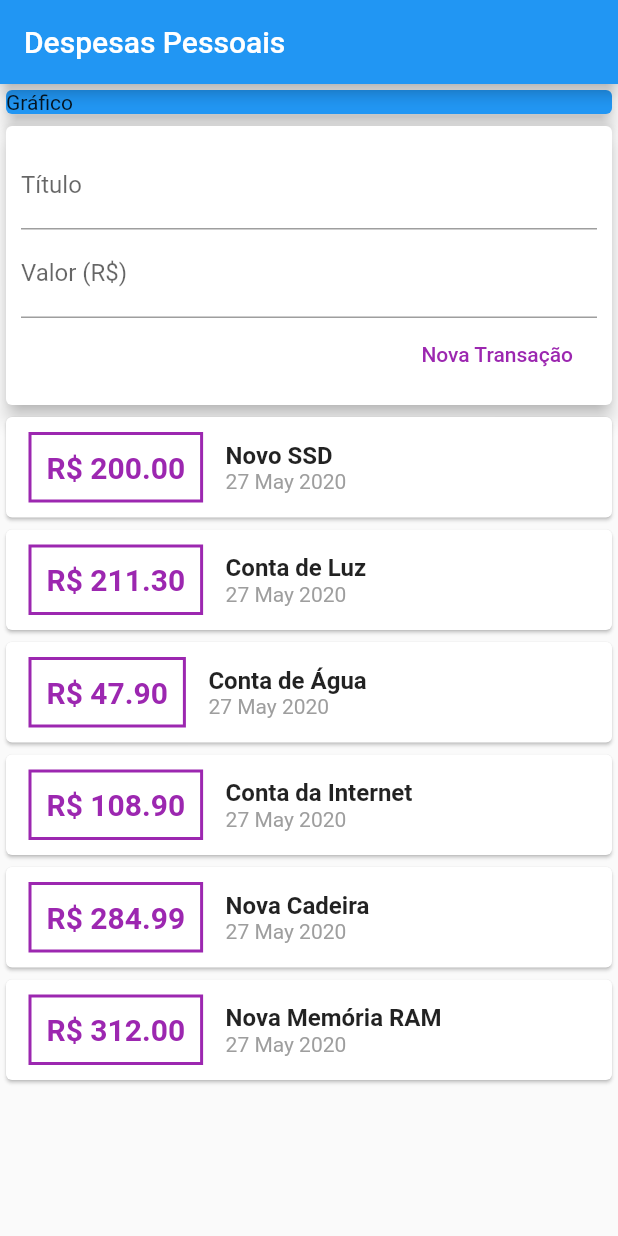
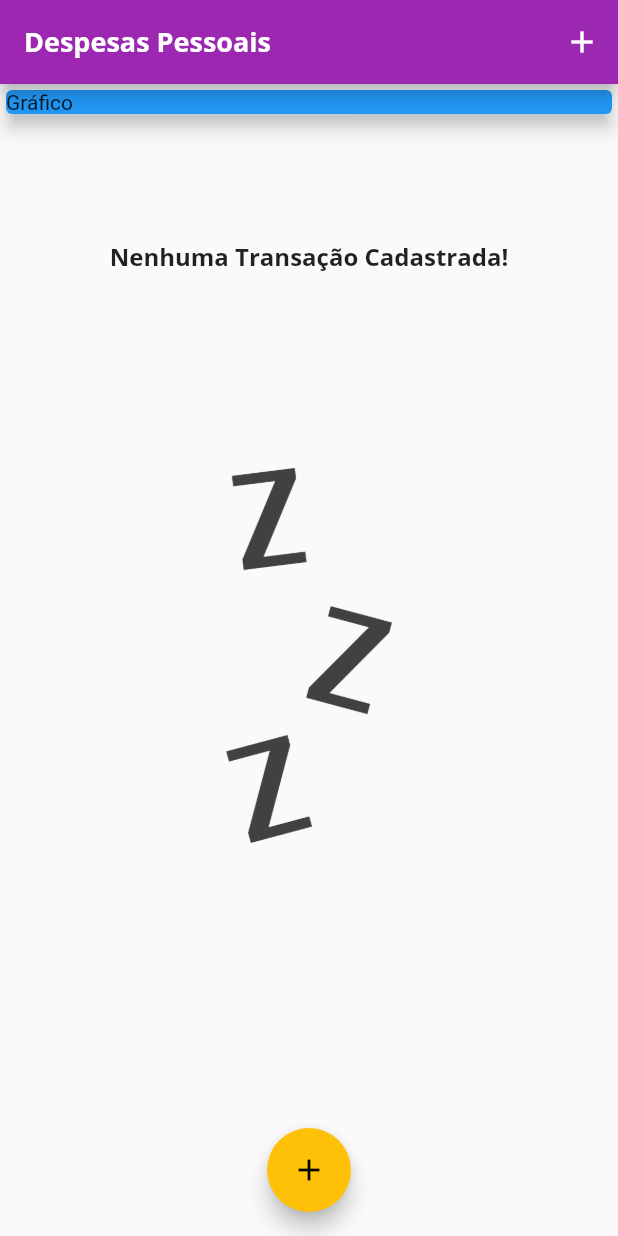
Before and after one commit to emiliocalvet/Expenses, a Flutter app: the screen it shows after launch, on a phone screen of 412 x 824 dp. Run offline on Flutter 3.47's test engine with Material 2 defaults, Android fonts, the phone set to English and light mode, and no system bars.

Commit message:
add theme, modalform, image...

```diff
--- a/lib/components/transaction_list.dart
+++ b/lib/components/transaction_list.dart
@@ -9,19 +9,41 @@ class TransactionList extends StatelessWidget {
 
   @override
   Widget build(BuildContext context) {
-    return Column(
-      children: transactions.map((transaction) {
+    return Container(
+      height: 709,
+      child: transactions.isEmpty
+          ? Column(
+              children: <Widget>[
+                SizedBox(height: 80),
+                Text(
+                  'Nenhuma Transação Cadastrada!',
+                  style: Theme.of(context).textTheme.headline6,
+                ),
+                SizedBox(height: 130),
+                Container(
+                  height: 250,
+                  child: Image.asset(
+                    'assets/images/waiting.png',
+                    fit: BoxFit.cover,
+                  ),
+                ),
+              ],
+            )
+          : ListView.builder(
+              itemCount: transactions.length,
+              itemBuilder: (ctx, index) {
+                final transaction = transactions[index];
                 return Card(
                   child: Row(
                     children: <Widget>[
                       Container(
                         margin: EdgeInsets.symmetric(
                           horizontal: 15,
-                vertical: 10,
+                          vertical: 8,
                         ),
                         decoration: BoxDecoration(
                             border: Border.all(
-                color: Colors.purple,
+                          color: Theme.of(context).primaryColor,
                           width: 2,
                         )),
                         padding: EdgeInsets.all(10),
@@ -30,7 +52,7 @@ class TransactionList extends StatelessWidget {
                           style: TextStyle(
                             fontWeight: FontWeight.bold,
                             fontSize: 20,
-                  color: Colors.purple,
+                            color: Theme.of(context).primaryColor,
                           ),
                         ),
                       ),
@@ -39,10 +61,7 @@ class TransactionList extends StatelessWidget {
                         children: <Widget>[
                           Text(
                             transaction.title,
-                  style: TextStyle(
-                    fontSize: 16,
-                    fontWeight: FontWeight.bold,
-                  ),
+                            style: Theme.of(context).textTheme.headline6,
                           ),
                           Text(
                             DateFormat('d MMM y').format(transaction.date),
@@ -53,8 +72,10 @@ class TransactionList extends StatelessWidget {
                         ],
                       ),
                     ],
-        ));
-      }).toList(),
+                  ),
+                );
+              },
+            ),
     );
   }
 }
--- a/lib/components/transaction_user.dart
+++ /dev/null
@@ -1,75 +0,0 @@
-import 'dart:math';
-
-import 'package:flutter/material.dart';
-import '../models/transaction.dart';
-import '../components/transaction_form.dart';
-import '../components/transaction_list.dart';
-
-class TransactionUser extends StatefulWidget {
-  @override
-  _TransactionUserState createState() => _TransactionUserState();
-}
-
-class _TransactionUserState extends State<TransactionUser> {
-  final _transactions = <Transaction>[
-    Transaction(
-      id: 't1',
-      title: 'Novo SSD',
-      value: 200,
-      date: DateTime.now(),
-    ),
-    Transaction(
-      id: 't2',
-      title: 'Conta de Luz',
-      value: 211.3,
-      date: DateTime.now(),
-    ),
-    Transaction(
-      id: 't3',
-      title: 'Conta de Água',
-      value: 47.9,
-      date: DateTime.now(),
-    ),
-    Transaction(
-      id: 't4',
-      title: 'Conta da Internet',
-      value: 108.9,
-      date: DateTime.now(),
-    ),
-    Transaction(
-      id: 't5',
-      title: 'Nova Cadeira',
-      value: 284.99,
-      date: DateTime.now(),
-    ),
-    Transaction(
-      id: 't6',
-      title: 'Nova Memória RAM',
-      value: 312,
-      date: DateTime.now(),
-    ),
-  ];
-
-  _addTransaction(String title, double value) {
-    final newTransaction = Transaction(
-      id: Random().nextDouble().toString(),
-      title: title,
-      value: value,
-      date: DateTime.now(),
-    );
-
-    setState(() {
-      _transactions.add(newTransaction);
-    });
-  }
-
-  @override
-  Widget build(BuildContext context) {
-    return Column(
-      children: <Widget>[
-        TransactionForm(_addTransaction),
-        TransactionList(_transactions),
-      ],
-    );
-  }
-}
--- a/lib/main.dart
+++ b/lib/main.dart
@@ -1,24 +1,128 @@
+import 'dart:math';
 import 'package:flutter/material.dart';
-import './components/transaction_user.dart';
+import './components/transaction_form.dart';
+import './components/transaction_list.dart';
+import './models/transaction.dart';
 
 main() => runApp(ExpensesApp());
 
 class ExpensesApp extends StatelessWidget {
   @override
   Widget build(BuildContext context) {
-    return MaterialApp(home: MyHomePage());
+    return MaterialApp(
+      home: MyHomePage(),
+      theme: ThemeData(
+        primarySwatch: Colors.purple,
+        accentColor: Colors.amber,
+        fontFamily: 'Quicksand',
+        textTheme: ThemeData.light().textTheme.copyWith(
+              headline6: TextStyle(
+                fontFamily: 'OpenSans',
+                fontSize: 16,
+                fontWeight: FontWeight.bold,
+              ),
+            ),
+        appBarTheme: AppBarTheme(
+          textTheme: ThemeData.light().textTheme.copyWith(
+                headline6: TextStyle(
+                  fontFamily: 'OpenSans',
+                  fontSize: 18,
+                  fontWeight: FontWeight.bold,
+                ),
+              ),
+        ),
+      ),
+    );
   }
 }
 
-class MyHomePage extends StatelessWidget {
+class MyHomePage extends StatefulWidget {
+  @override
+  _MyHomePageState createState() => _MyHomePageState();
+}
+
+class _MyHomePageState extends State<MyHomePage> {
+  final _transactions = <Transaction>[
+    /*Transaction(
+      id: 't1',
+      title: 'Novo SSD',
+      value: 200,
+      date: DateTime.now(),
+    ),
+    Transaction(
+      id: 't2',
+      title: 'Conta de Luz',
+      value: 211.3,
+      date: DateTime.now(),
+    ),
+    Transaction(
+      id: 't3',
+      title: 'Conta de Água',
+      value: 47.9,
+      date: DateTime.now(),
+    ),
+    Transaction(
+      id: 't4',
+      title: 'Conta da Internet',
+      value: 108.9,
+      date: DateTime.now(),
+    ),
+    Transaction(
+      id: 't5',
+      title: 'Nova Cadeira',
+      value: 284.99,
+      date: DateTime.now(),
+    ),
+    Transaction(
+      id: 't6',
+      title: 'Nova Memória RAM',
+      value: 312,
+      date: DateTime.now(),
+    ),*/
+  ];
+
+  _addTransaction(String title, double value) {
+    final newTransaction = Transaction(
+      id: Random().nextDouble().toString(),
+      title: title,
+      value: value,
+      date: DateTime.now(),
+    );
+
+    setState(
+      () {
+        _transactions.add(newTransaction);
+      },
+    );
+
+    Navigator.of(context).pop();
+  }
+
+  _openTransactionFormModal(BuildContext context) {
+    showModalBottomSheet(
+      context: context,
+      builder: (_) {
+        return TransactionForm(_addTransaction);
+      },
+    );
+  }
+
   @override
   Widget build(BuildContext context) {
     return Scaffold(
       appBar: AppBar(
-        title: Text('Despesas Pessoais'),
+        title: Text(
+          'Despesas Pessoais',
+        ),
+        actions: <Widget>[
+          IconButton(
+            icon: Icon(Icons.add),
+            onPressed: () => _openTransactionFormModal(context),
+          ),
+        ],
       ),
       body: SingleChildScrollView(
-              child: Column(
+        child: Column(
           crossAxisAlignment: CrossAxisAlignment.stretch,
           children: <Widget>[
             Container(
@@ -29,10 +133,15 @@ class MyHomePage extends StatelessWidget {
                 elevation: 5,
               ),
             ),
-            TransactionUser(),
+            TransactionList(_transactions),
           ],
         ),
       ),
+      floatingActionButton: FloatingActionButton(
+        child: Icon(Icons.add),
+        onPressed: () => _openTransactionFormModal(context),
+      ),
+      floatingActionButtonLocation: FloatingActionButtonLocation.centerFloat,
     );
   }
 }
```
Also changed, not shown: lib/components/chart.dart (added, +48 -0 lines), lib/components/transaction_form.dart (+25 -11 lines), pubspec.yaml (+16 -0 lines), assets/fonts/OpenSans-Bold.ttf (added), assets/fonts/OpenSans-Regular.ttf (added), assets/fonts/Quicksand-Bold.ttf (added), assets/fonts/Quicksand-Light.ttf (added), assets/fonts/Quicksand-Medium.ttf (added), assets/fonts/Quicksand-Regular.ttf (added), assets/images/waiting.png (added). Lines whose indentation alone changed are shown as unchanged.
